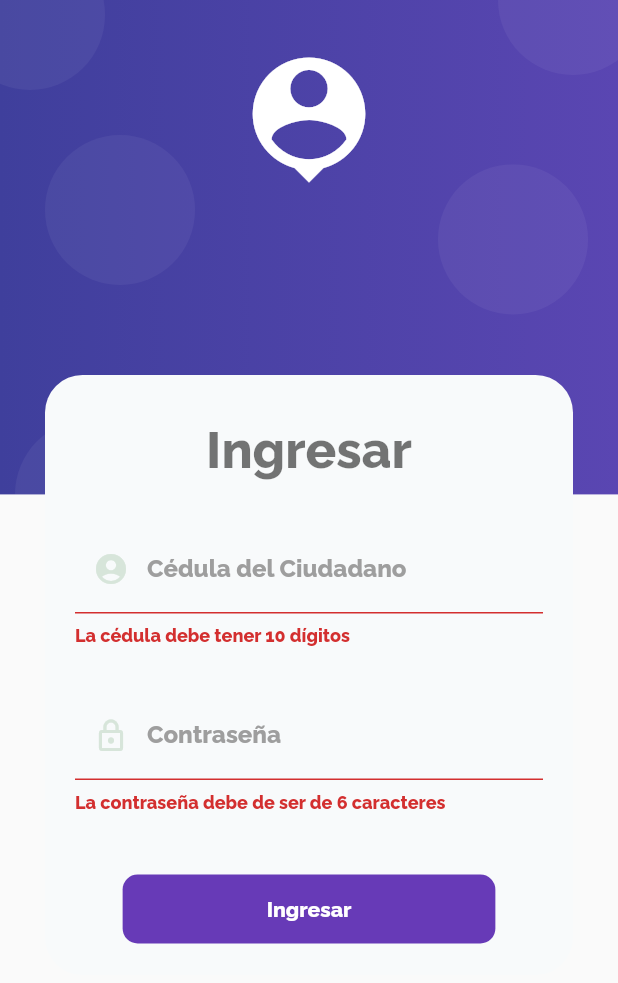
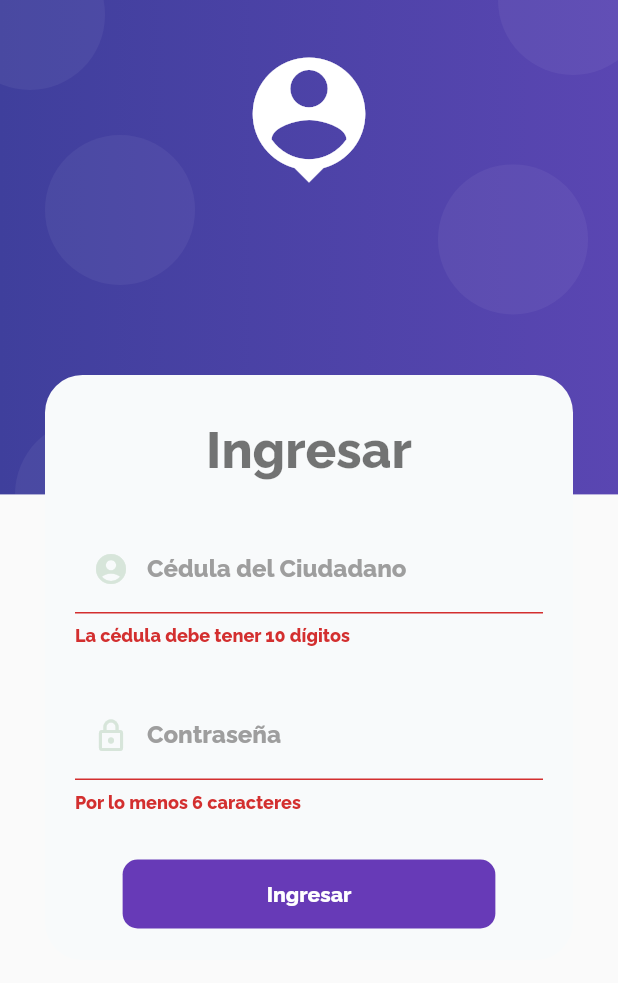
Before and after one commit to paoyomira/app_sucre, a Flutter app: the screen it shows after launch, after a tap on "Ingresar", on a phone screen of 412 x 824 dp. Shown: the top 983 px of the screen. Run offline on Flutter 3.47's test engine with Material 2 defaults, Android fonts, the phone set to English and light mode, and no system bars; our stand-ins replace flutter_secure_storage.

Commit message:
Mensaje Usuario Incorrecto

```diff
--- a/lib/main.dart
+++ b/lib/main.dart
@@ -1,3 +1,4 @@
+import 'package:app_sucre/providers/app_providers/notification_provider.dart';
 import 'package:app_sucre/screens/screens.dart';
 import 'package:app_sucre/services/services.dart';
 import 'package:flutter/material.dart';
@@ -41,6 +42,7 @@ class App extends StatelessWidget {
         'initial': (BuildContext context) => const InitialScreen(),
         'latestreports': (BuildContext context) => const LatestReportsScreen(),
       },
+      scaffoldMessengerKey: NotificationProvider.messengerKey,
       theme: ThemeData(fontFamily: 'Raleway'),
       // theme: ThemeData.light().copyWith(
       //   scaffoldBackgroundColor: Colors.white,
--- a/lib/providers/app_providers/notification_provider.dart
+++ b/lib/providers/app_providers/notification_provider.dart
@@ -7,7 +7,7 @@ class NotificationProvider {
   static showSnackbar(String message) {
     final snackBar = SnackBar(
       content: Text(message,
-          style: const TextStyle(color: Colors.white, fontSize: 20)),
+          style: const TextStyle(color: Colors.white, fontSize: 15)),
     );
 
     messengerKey.currentState!.showSnackBar(snackBar);
--- a/lib/screens/login/login_screen.dart
+++ b/lib/screens/login/login_screen.dart
@@ -38,7 +38,7 @@ class _LoginForm extends StatelessWidget {
   @override
   Widget build(BuildContext context) {
     final loginForm = Provider.of<LoginFormProvider>(context);
-    String? errorMessage;
+
     return Form(
       key: loginForm.formKey,
       autovalidateMode: AutovalidateMode.onUserInteraction,
@@ -46,7 +46,7 @@ class _LoginForm extends StatelessWidget {
         children: [
           TextFormField(
             autocorrect: false,
-            keyboardType: TextInputType.emailAddress,
+            keyboardType: TextInputType.number,
             decoration: InputDecorations.authInputDecoration(
                 hintText: 'Número de cédula',
                 labelText: 'Cédula del Ciudadano',
@@ -65,7 +65,7 @@ class _LoginForm extends StatelessWidget {
           TextFormField(
             autocorrect: false,
             obscureText: true,
-            keyboardType: TextInputType.emailAddress,
+            keyboardType: TextInputType.visiblePassword,
             decoration: InputDecorations.authInputDecoration(
                 hintText: '*****',
                 labelText: 'Contraseña',
@@ -74,15 +74,10 @@ class _LoginForm extends StatelessWidget {
             validator: (value) {
               return (value != null && value.length >= 6)
                   ? null
-                  : 'La contraseña debe de ser de 6 caracteres';
+                  : 'Por lo menos 6 caracteres';
             },
           ),
-          SizedBox(height: 10),
-          // Text(
-          //   'Esto es un texto',
-          //   style: TextStyle(color: Colors.red),
-          // ),
-          SizedBox(height: 30),
+          const SizedBox(height: 30),
           MaterialButton(
               shape: RoundedRectangleBorder(
                   borderRadius: BorderRadius.circular(10)),
@@ -107,17 +102,19 @@ class _LoginForm extends StatelessWidget {
 
                       loginForm.isLoading = true;
 
-                      // TODO: validar si el login es correcto
-                      errorMessage = await authService.loginUser(
+                      final String? errorMessage = await authService.loginUser(
                           loginForm.email, loginForm.password);
                       print(errorMessage);
                       if (errorMessage == null) {
                         Navigator.pushReplacementNamed(context, 'home');
                       } else {
-                        // TODO: mostrar error en pantalla
-                        print('TODO: mostrar error en pantalla');
+                        if (errorMessage == 'Unauthorized') {
+                          NotificationProvider.showSnackbar(
+                              'Las credenciales no son correctas!');
+                        } else {
+                          NotificationProvider.showSnackbar(errorMessage);
+                        }
 
-                        // NotificationProvider.showSnackbar(errorMessage);
                         loginForm.isLoading = false;
                       }
                     })
```
